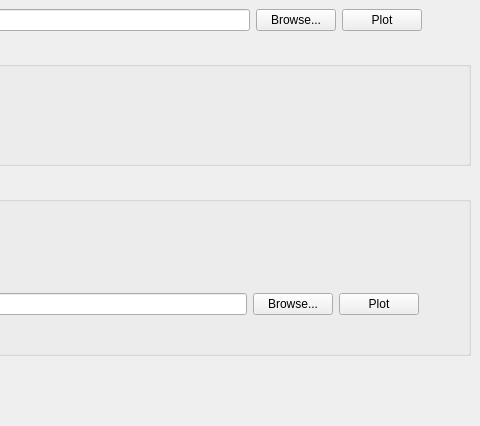
Above: Code/Mantid/scripts/Interface/ui/sans/hfir_background.ui from mantidproject/mantid before the change; both pictures show x 481 to 961 and y 0 to 426 of the 961 by 721 pixel window. Below: the same form after it.
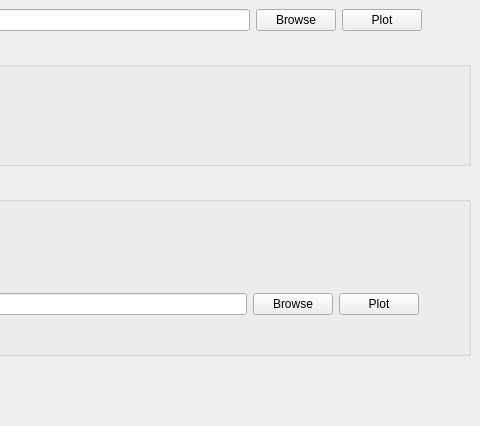
That is the form after the change.

Diff of the .ui file:
```diff
--- a/Code/Mantid/scripts/Interface/ui/sans/hfir_background.ui
+++ b/Code/Mantid/scripts/Interface/ui/sans/hfir_background.ui
@@ -139,7 +139,7 @@
             <string>Click to browse.</string>
            </property>
            <property name="text">
-            <string>Browse...</string>
+            <string>Browse</string>
            </property>
           </widget>
          </item>
@@ -623,7 +623,7 @@
                <string>Click to browse.</string>
               </property>
               <property name="text">
-               <string>Browse...</string>
+               <string>Browse</string>
               </property>
              </widget>
             </item>
```
Left out of the diff: 6 changed lines with no effect on the pictures.
